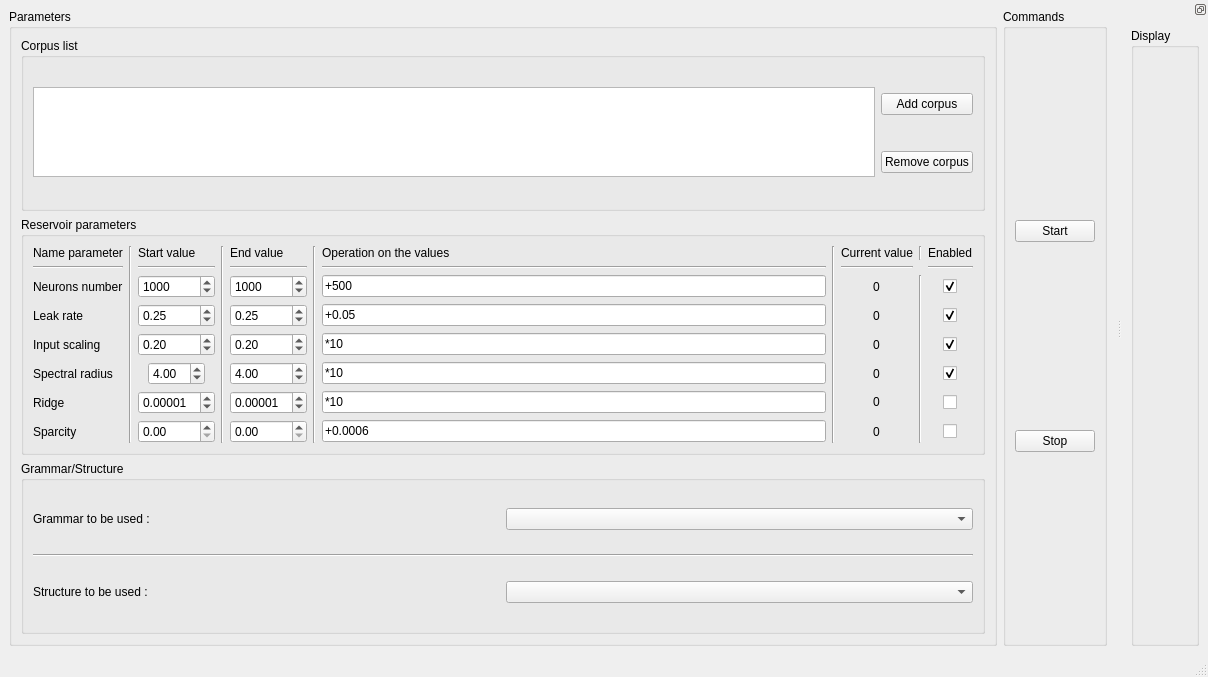
Qt form reservoir/form/interfaceReservoir.ui (FlorianLance/neuron-computing-cuda) before a commit.
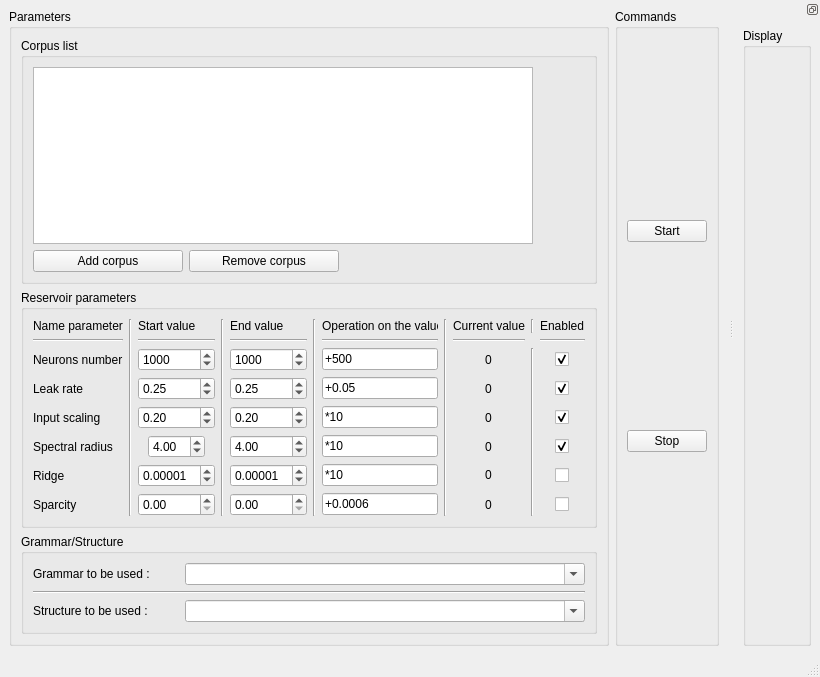
The same form after that commit.

Diff of the .ui file:
```diff
--- a/reservoir/form/interfaceReservoir.ui
+++ b/reservoir/form/interfaceReservoir.ui
@@ -6,7 +6,7 @@
    <rect>
     <x>0</x>
     <y>0</y>
-    <width>1208</width>
+    <width>753</width>
     <height>677</height>
    </rect>
   </property>
@@ -15,10 +15,39 @@
   </property>
   <widget class="QWidget" name="centralwidget">
    <layout class="QGridLayout" name="gridLayout_2">
+    <item row="0" column="2">
+     <widget class="QGroupBox" name="groupBox_4">
+      <property name="title">
+       <string>Commands</string>
+      </property>
+      <layout class="QGridLayout" name="gridLayout_9">
+       <item row="0" column="1">
+        <widget class="QPushButton" name="pbStart">
+         <property name="text">
+          <string>Start</string>
+         </property>
+        </widget>
+       </item>
+       <item row="1" column="1">
+        <widget class="QPushButton" name="pbStop">
+         <property name="text">
+          <string>Stop</string>
+         </property>
+        </widget>
+       </item>
+      </layout>
+     </widget>
+    </item>
     <item row="0" column="0">
      <layout class="QGridLayout" name="gridLayout">
       <item row="0" column="0">
        <widget class="QGroupBox" name="groupBox">
+        <property name="maximumSize">
+         <size>
+          <width>600</width>
+          <height>16777215</height>
+         </size>
+        </property>
         <property name="title">
          <string>Parameters</string>
         </property>
@@ -31,23 +60,42 @@
               <string>Corpus list</string>
              </property>
              <layout class="QGridLayout" name="gridLayout_5">
-              <item row="0" column="1">
+              <item row="1" column="0">
                <widget class="QPushButton" name="pbAddCorpus">
+                <property name="maximumSize">
+                 <size>
+                  <width>150</width>
+                  <height>16777215</height>
+                 </size>
+                </property>
                 <property name="text">
                  <string>Add corpus</string>
                 </property>
                </widget>
               </item>
+              <item row="0" column="0" colspan="3">
+               <widget class="QListWidget" name="lwCorpus">
+                <property name="maximumSize">
+                 <size>
+                  <width>500</width>
+                  <height>200</height>
+                 </size>
+                </property>
+               </widget>
+              </item>
               <item row="1" column="1">
                <widget class="QPushButton" name="pbRemoveCorpus">
+                <property name="maximumSize">
+                 <size>
+                  <width>150</width>
+                  <height>16777215</height>
+                 </size>
+                </property>
                 <property name="text">
                  <string>Remove corpus</string>
                 </property>
                </widget>
               </item>
-              <item row="0" column="0" rowspan="2">
-               <widget class="QListWidget" name="lwCorpus"/>
-              </item>
              </layout>
             </widget>
            </item>
@@ -189,6 +237,12 @@
             </item>
             <item row="1" column="6">
              <widget class="Line" name="line_7">
+              <property name="maximumSize">
+               <size>
+                <width>200</width>
+                <height>16777215</height>
+               </size>
+              </property>
               <property name="orientation">
                <enum>Qt::Horizontal</enum>
               </property>
@@ -212,6 +266,12 @@
             </item>
             <item row="2" column="6">
              <widget class="QLineEdit" name="leNeuronsOperation">
+              <property name="maximumSize">
+               <size>
+                <width>200</width>
+                <height>16777215</height>
+               </size>
+              </property>
               <property name="text">
                <string>+500</string>
               </property>
@@ -229,6 +289,12 @@
             </item>
             <item row="3" column="6">
              <widget class="QLineEdit" name="leLeakRateOperation">
+              <property name="maximumSize">
+               <size>
+                <width>200</width>
+                <height>16777215</height>
+               </size>
+              </property>
               <property name="text">
                <string>+0.05</string>
               </property>
@@ -236,6 +302,12 @@
             </item>
             <item row="4" column="6">
              <widget class="QLineEdit" name="leISOperation">
+              <property name="maximumSize">
+               <size>
+                <width>200</width>
+                <height>16777215</height>
+               </size>
+              </property>
               <property name="text">
                <string>*10</string>
               </property>
@@ -264,6 +336,12 @@
             </item>
             <item row="5" column="6">
              <widget class="QLineEdit" name="leSpectralRadiusOperation">
+              <property name="maximumSize">
+               <size>
+                <width>200</width>
+                <height>16777215</height>
+               </size>
+              </property>
               <property name="text">
                <string>*10</string>
               </property>
@@ -271,6 +349,12 @@
             </item>
             <item row="6" column="6">
              <widget class="QLineEdit" name="leRidgeOperation">
+              <property name="maximumSize">
+               <size>
+                <width>200</width>
+                <height>16777215</height>
+               </size>
+              </property>
               <property name="text">
                <string>*10</string>
               </property>
@@ -278,6 +362,12 @@
             </item>
             <item row="7" column="6">
              <widget class="QLineEdit" name="leSparcityOperation">
+              <property name="maximumSize">
+               <size>
+                <width>200</width>
+                <height>16777215</height>
+               </size>
+              </property>
               <property name="text">
                <string>+0.0006</string>
               </property>
@@ -511,10 +601,24 @@
              </widget>
             </item>
             <item row="0" column="1">
-             <widget class="QComboBox" name="comboBox"/>
+             <widget class="QComboBox" name="cbGrammar">
+              <property name="minimumSize">
+               <size>
+                <width>400</width>
+                <height>0</height>
+               </size>
+              </property>
+              <property name="editable">
+               <bool>true</bool>
+              </property>
+             </widget>
             </item>
             <item row="2" column="1">
-             <widget class="QComboBox" name="comboBox_2"/>
+             <widget class="QComboBox" name="cbStructure">
+              <property name="editable">
+               <bool>true</bool>
+              </property>
+             </widget>
             </item>
            </layout>
           </widget>
@@ -524,29 +628,6 @@
       </item>
      </layout>
     </item>
-    <item row="0" column="1">
-     <widget class="QGroupBox" name="groupBox_4">
-      <property name="title">
-       <string>Commands</string>
-      </property>
-      <layout class="QGridLayout" name="gridLayout_9">
-       <item row="0" column="1">
-        <widget class="QPushButton" name="pushButton_3">
-         <property name="text">
-          <string>Start</string>
-         </property>
-        </widget>
-       </item>
-       <item row="1" column="1">
-        <widget class="QPushButton" name="pushButton_4">
-         <property name="text">
-          <string>Stop</string>
-         </property>
-        </widget>
-       </item>
-      </layout>
-     </widget>
-    </item>
    </layout>
   </widget>
   <widget class="QMenuBar" name="menubar">
```
Left out of the diff: 2 changed lines with no effect on the pictures.
